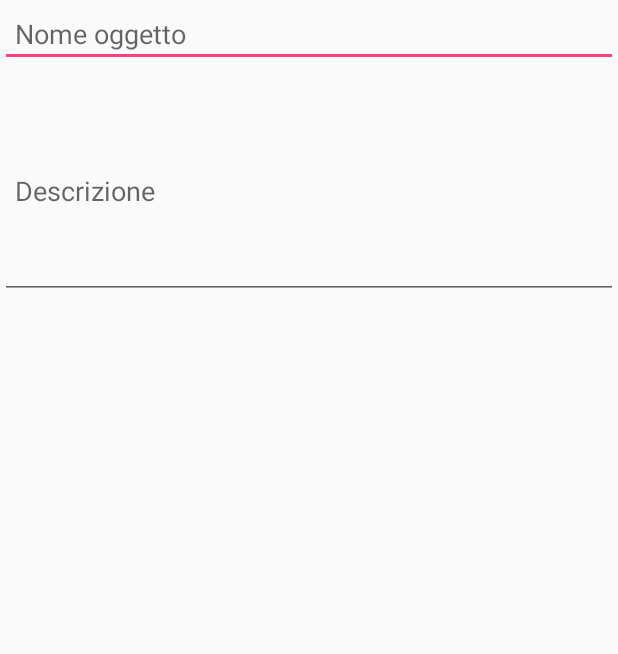
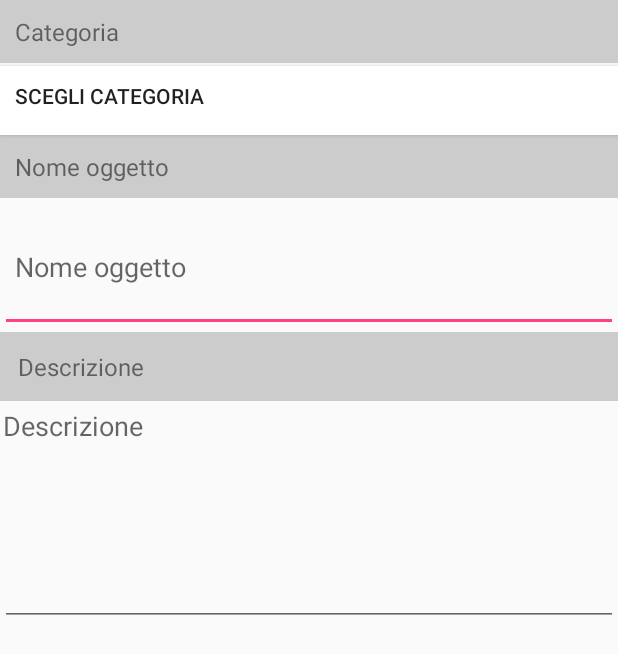
Before and after one commit to rickb27/AppRiuso, an Android app: the layout activity_setobject.xml on its own in the app's theme, with its tools: preview values and no code run, on a phone screen of 412 x 824 dp. Shown: the top 654 px of the screen. Run offline under Robolectric (Android 15) with nearby library versions, the phone set to English and light mode, and no system bars.

```diff
--- a/app/src/main/AndroidManifest.xml
+++ b/app/src/main/AndroidManifest.xml
@@ -58,8 +58,10 @@
 
         <activity
             android:name=".MapsActivity"
-            android:label="@string/title_activity_maps"
- />
+            android:label="@string/title_activity_maps" />
+        <activity
+            android:name=".SetObjectActvity"
+            android:label="object" />
     </application>
 
 </manifest>
--- a/app/src/main/java/ms_br/appriuso/MapsActivity.java
+++ b/app/src/main/java/ms_br/appriuso/MapsActivity.java
@@ -193,9 +193,10 @@ public class MapsActivity extends FragmentActivity
 
         // set dialog message
         alertDialogBuilder
+                .setTitle(" ")
                 .setMessage("Vuoi depositare qui il tuo oggetto?")
                 .setCancelable(false)
-                .setPositiveButton("Yes",new DialogInterface.OnClickListener() {
+                .setPositiveButton("SI",new DialogInterface.OnClickListener() {
                     public void onClick(DialogInterface dialog,int id) {
 
                         Intent intent = new Intent(MapsActivity.this, SetObjectActvity.class);
@@ -206,7 +207,7 @@ public class MapsActivity extends FragmentActivity
                         MapsActivity.this.finish();
                     }
                 })
-                .setNegativeButton("No",new DialogInterface.OnClickListener() {
+                .setNegativeButton("NO",new DialogInterface.OnClickListener() {
                     public void onClick(DialogInterface dialog,int id) {
                         // if this button is clicked, just close
                         // the dialog box and do nothing
--- a/app/src/main/res/layout/activity_setobject.xml
+++ b/app/src/main/res/layout/activity_setobject.xml
@@ -4,27 +4,74 @@
     android:layout_height="match_parent"
     android:weightSum="1">
 
+    <TextView
+        android:id="@+id/titleCategOggetto"
+        android:layout_width="match_parent"
+        android:layout_height="wrap_content"
+        android:layout_marginBottom="2dp"
+        android:gravity="left"
+        android:text="@string/categ_oggetto"
+        android:textAlignment="textStart"
+        android:textSize="16dip"
+        android:padding="10dp"
+        android:background="@color/iron"/>
+
+    <Button
+        android:id="@+id/categOggetto"
+        android:layout_width="match_parent"
+        android:layout_height="21dp"
+        android:layout_alignParentLeft="true"
+        android:layout_alignParentTop="true"
+        android:layout_weight="0.04"
+        android:background="@color/white"
+        android:gravity="left"
+        android:padding="10dp"
+        android:text="Scegli categoria" />
+
+    <TextView
+        android:id="@+id/titleNomeOggetto"
+        android:layout_width="match_parent"
+        android:layout_height="wrap_content"
+        android:layout_marginBottom="2dp"
+        android:gravity="left"
+        android:text="@string/nome_oggetto"
+        android:textSize="16dip"
+        android:padding="10dp"
+        android:background="@color/iron"/>
+
     <EditText
         android:id="@+id/nomeOggetto"
         android:layout_width="match_parent"
-        android:layout_height="wrap_content"
-        android:layout_marginBottom="10dp"
+        android:layout_height="0dp"
+        android:layout_marginBottom="0dp"
 
+        android:maxLines="1"
         android:hint="@string/nome_oggetto"
         android:inputType="textCapWords"
         android:padding="10dp"
-        android:singleLine="true" />
+        android:layout_weight="0.14" />
+
+    <TextView
+        android:id="@+id/titleDescOggetto"
+        android:layout_width="match_parent"
+        android:layout_height="wrap_content"
+        android:layout_marginBottom="2dp"
+        android:gravity="left"
+        android:text="@string/desc_oggetto"
+        android:padding="12dp"
+        android:textSize="16dip"
+        android:background="@color/iron"/>
 
     <EditText
         android:id="@+id/descOggetto"
+        android:inputType="textMultiLine|textAutoCorrect|textCapSentences"
         android:layout_width="match_parent"
         android:layout_height="wrap_content"
         android:layout_marginBottom="10dp"
-
+        android:layout_weight="0.19"
+        android:gravity="top"
+        android:maxLines="5"
         android:hint="@string/desc_oggetto"
-        android:inputType="textCapWords"
-        android:padding="10dp"
-        android:singleLine="true"
-        android:layout_weight="0.14" />
+        android:padding="2dp" />
 
 </LinearLayout>
--- a/app/src/main/res/values/strings.xml
+++ b/app/src/main/res/values/strings.xml
@@ -15,4 +15,5 @@
     <string name="btn_GoToMap">Open Maps</string>
     <string name="nome_oggetto">Nome oggetto</string>
     <string name="desc_oggetto">Descrizione</string>
+    <string name="categ_oggetto">Categoria</string>
 </resources>
```
Also changed, not shown: app/src/main/java/ms_br/appriuso/SetObjectActvity.java (+49 -13 lines), app/src/main/res/menu/popup_setobject.xml (added, +16 -0 lines), 1 other file.
